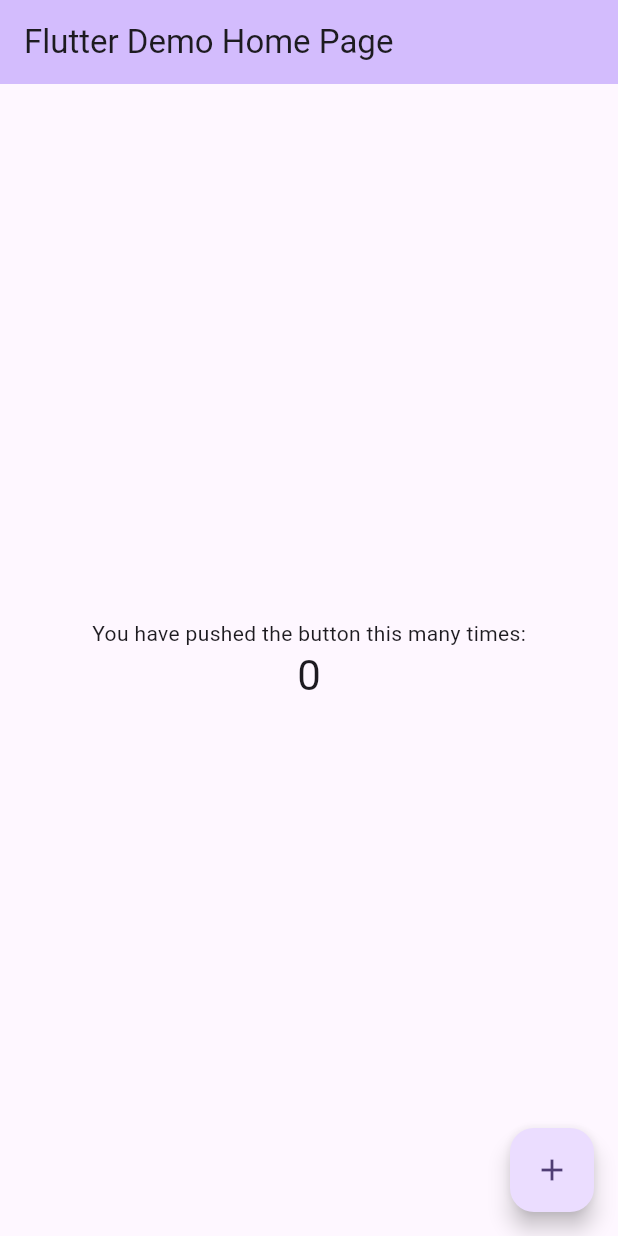
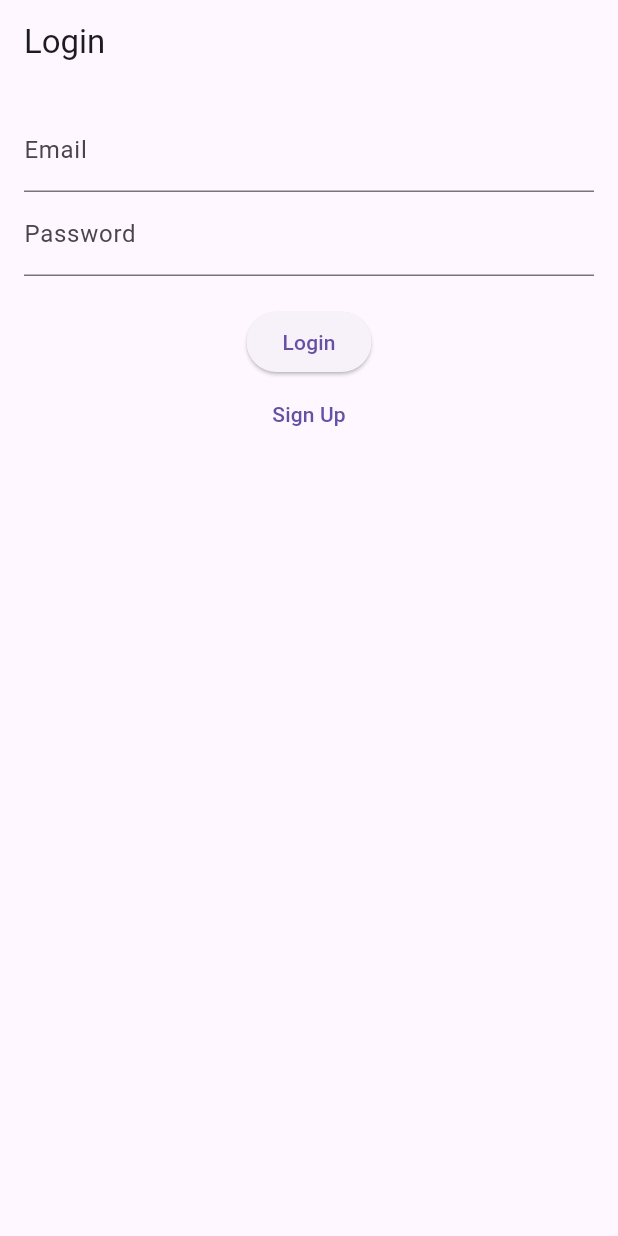
Before and after one commit to caltrack-mage-x/CALTRACK-APP, a Flutter app: the screen it shows after launch, on a phone screen of 412 x 824 dp. Run offline on Flutter 3.47's test engine with Material 3 defaults, Android fonts, the phone set to English and light mode, and no system bars; our stand-ins replace supabase_flutter; accounts and stored records are empty.

Commit message:
feat: auth

```diff
--- /dev/null
+++ b/caltrack/lib/domain/services/auth_service.dart
@@ -0,0 +1,41 @@
+import 'package:supabase_flutter/supabase_flutter.dart';
+import 'dart:developer';
+
+class AuthService {
+  final SupabaseClient _supabase = Supabase.instance.client;
+
+  Future<void> signUp(String email, String password) async {
+    final response =
+        await _supabase.auth.signUp(email: email, password: password);
+
+    if (response.user == null) {
+      throw Exception('Sign-up failed.');
+    }
+
+    log("User signed up: ${response.user!.email}");
+  }
+
+  Future<void> signIn(String email, String password) async {
+    final response = await _supabase.auth
+        .signInWithPassword(email: email, password: password);
+
+    if (response.session == null) {
+      throw Exception('Sign-in failed.');
+    }
+
+    log("User signed in: ${response.user!.email}");
+  }
+
+  Future<void> signOut() async {
+    await _supabase.auth.signOut();
+    log("User signed out");
+  }
+
+  bool isLoggedIn() {
+    return _supabase.auth.currentUser != null;
+  }
+
+  User? getCurrentUser() {
+    return _supabase.auth.currentUser;
+  }
+}
--- a/caltrack/lib/main.dart
+++ b/caltrack/lib/main.dart
@@ -1,69 +1,57 @@
 import 'package:flutter/material.dart';
+import 'package:supabase_flutter/supabase_flutter.dart';
+import 'package:provider/provider.dart';
+import 'screens/home_screen.dart';
+import 'screens/login_screen.dart';
+import 'provider/auth_provider.dart';
 
-void main() {
-  runApp(const MyApp());
+void main() async {
+  WidgetsFlutterBinding.ensureInitialized();
+
+  await Supabase.initialize(
+    url: 'https://oypqnvowydydwaddaith.supabase.co',
+    anonKey:
+        'eyJhbGciOiJIUzI1NiIsInR5cCI6IkpXVCJ9.eyJpc3MiOiJzdXBhYmFzZSIsInJlZiI6Im95cHFudm93eWR5ZHdhZGRhaXRoIiwicm9sZSI6ImFub24iLCJpYXQiOjE3MjY4MjU0OTAsImV4cCI6MjA0MjQwMTQ5MH0.bWK6aXjgWrm_gdnPazCcEfxYTUp550sotiWJDZATGcU',
+  );
+
+  runApp(MyApp());
 }
 
 class MyApp extends StatelessWidget {
-  const MyApp({super.key});
-
   @override
   Widget build(BuildContext context) {
-    return MaterialApp(
-      title: 'Flutter Demo',
-      theme: ThemeData(
-        colorScheme: ColorScheme.fromSeed(seedColor: Colors.deepPurple),
-        useMaterial3: true,
+    return MultiProvider(
+      providers: [
+        ChangeNotifierProvider(create: (_) => AuthProvider()),
+      ],
+      child: MaterialApp(
+        title: 'CalTrack',
+        theme: ThemeData(
+          primarySwatch: Colors.blue,
+        ),
+        home: AuthWidget(),
       ),
-      home: const MyHomePage(title: 'Flutter Demo Home Page'),
     );
   }
 }
 
-class MyHomePage extends StatefulWidget {
-  const MyHomePage({super.key, required this.title});
-
-  final String title;
-
-  @override
-  State<MyHomePage> createState() => _MyHomePageState();
-}
-
-class _MyHomePageState extends State<MyHomePage> {
-  int _counter = 0;
-
-  void _incrementCounter() {
-    setState(() {
-      _counter++;
-    });
-  }
-
+class AuthWidget extends StatelessWidget {
   @override
   Widget build(BuildContext context) {
-    return Scaffold(
-      appBar: AppBar(
-        backgroundColor: Theme.of(context).colorScheme.inversePrimary,
-        title: Text(widget.title),
-      ),
-      body: Center(
-        child: Column(
-          mainAxisAlignment: MainAxisAlignment.center,
-          children: <Widget>[
-            const Text(
-              'You have pushed the button this many times:',
-            ),
-            Text(
-              '$_counter',
-              style: Theme.of(context).textTheme.headlineMedium,
-            ),
-          ],
-        ),
-      ),
-      floatingActionButton: FloatingActionButton(
-        onPressed: _incrementCounter,
-        tooltip: 'Increment',
-        child: const Icon(Icons.add),
-      ),
+    final authProvider = Provider.of<AuthProvider>(context);
+
+    return StreamBuilder<User?>(
+      stream: authProvider.authStateChanges(),
+      builder: (context, snapshot) {
+        if (snapshot.connectionState == ConnectionState.waiting) {
+          return Scaffold(body: Center(child: CircularProgressIndicator()));
+        }
+        if (snapshot.hasData) {
+          return HomeScreen();
+        } else {
+          return LoginScreen();
+        }
+      },
     );
   }
 }
--- /dev/null
+++ b/caltrack/lib/provider/auth_provider.dart
@@ -0,0 +1,47 @@
+import 'package:flutter/material.dart';
+import 'package:supabase_flutter/supabase_flutter.dart';
+
+class AuthProvider with ChangeNotifier {
+  final SupabaseClient _supabase = Supabase.instance.client;
+
+  Future<void> signIn(String email, String password) async {
+    try {
+      final response = await _supabase.auth.signInWithPassword(
+        email: email,
+        password: password,
+      );
+      if (response.session != null) {
+        notifyListeners();
+      } else {
+        throw Exception('Login failed');
+      }
+    } catch (error) {
+      rethrow;
+    }
+  }
+
+  Future<void> signUp(String email, String password) async {
+    try {
+      final response = await _supabase.auth.signUp(
+        email: email,
+        password: password,
+      );
+      if (response.session != null) {
+        notifyListeners();
+      } else {
+        throw Exception('Signup failed');
+      }
+    } catch (error) {
+      rethrow;
+    }
+  }
+
+  Future<void> signOut() async {
+    await _supabase.auth.signOut();
+    notifyListeners();
+  }
+
+  Stream<User?> authStateChanges() {
+    return _supabase.auth.onAuthStateChange.map((event) => event.session?.user);
+  }
+}
--- /dev/null
+++ b/caltrack/lib/screens/login_screen.dart
@@ -0,0 +1,58 @@
+import 'package:flutter/material.dart';
+import 'package:provider/provider.dart';
+import '../provider/auth_provider.dart';
+
+class LoginScreen extends StatefulWidget {
+  @override
+  _LoginScreenState createState() => _LoginScreenState();
+}
+
+class _LoginScreenState extends State<LoginScreen> {
+  final TextEditingController _emailController = TextEditingController();
+  final TextEditingController _passwordController = TextEditingController();
+
+  @override
+  Widget build(BuildContext context) {
+    final authProvider = Provider.of<AuthProvider>(context);
+
+    return Scaffold(
+      appBar: AppBar(title: Text('Login')),
+      body: Padding(
+        padding: const EdgeInsets.all(16.0),
+        child: Column(
+          children: [
+            TextField(
+              controller: _emailController,
+              decoration: InputDecoration(labelText: 'Email'),
+            ),
+            TextField(
+              controller: _passwordController,
+              obscureText: true,
+              decoration: InputDecoration(labelText: 'Password'),
+            ),
+            SizedBox(height: 20),
+            ElevatedButton(
+              onPressed: () async {
+                try {
+                  await authProvider.signIn(
+                    _emailController.text,
+                    _passwordController.text,
+                  );
+                } catch (error) {
+                  ScaffoldMessenger.of(context).showSnackBar(
+                    SnackBar(content: Text(error.toString())),
+                  );
+                }
+              },
+              child: Text('Login'),
+            ),
+            TextButton(
+              onPressed: () {},
+              child: Text('Sign Up'),
+            ),
+          ],
+        ),
+      ),
+    );
+  }
+}
--- a/caltrack/pubspec.yaml
+++ b/caltrack/pubspec.yaml
@@ -35,6 +35,9 @@ dependencies:
   # The following adds the Cupertino Icons font to your application.
   # Use with the CupertinoIcons class for iOS style icons.
   cupertino_icons: ^1.0.2
+  supabase_flutter: ^2.8.0
+  google_sign_in: ^6.2.1
+  provider: ^6.1.2
 
 dev_dependencies:
   flutter_test:
```
Also changed, not shown: caltrack/lib/screens/home_screen.dart (added, +27 -0 lines), caltrack/pubspec.lock, 13 other files.
